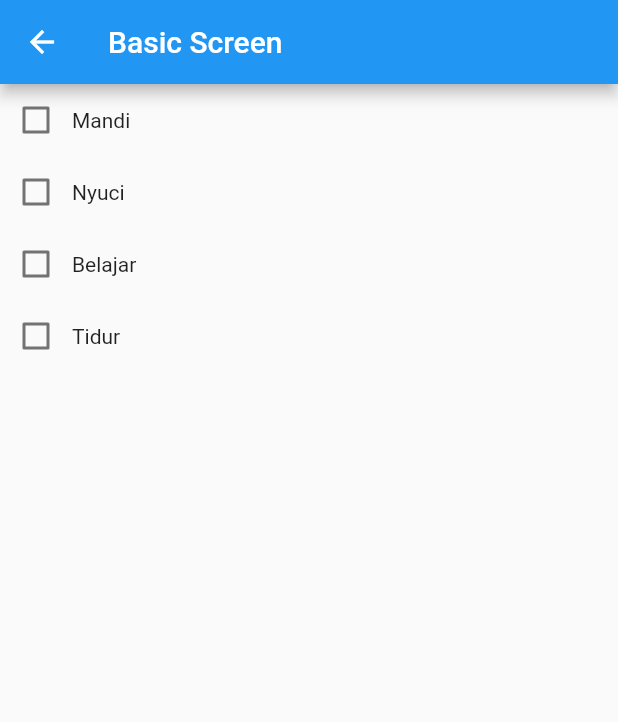
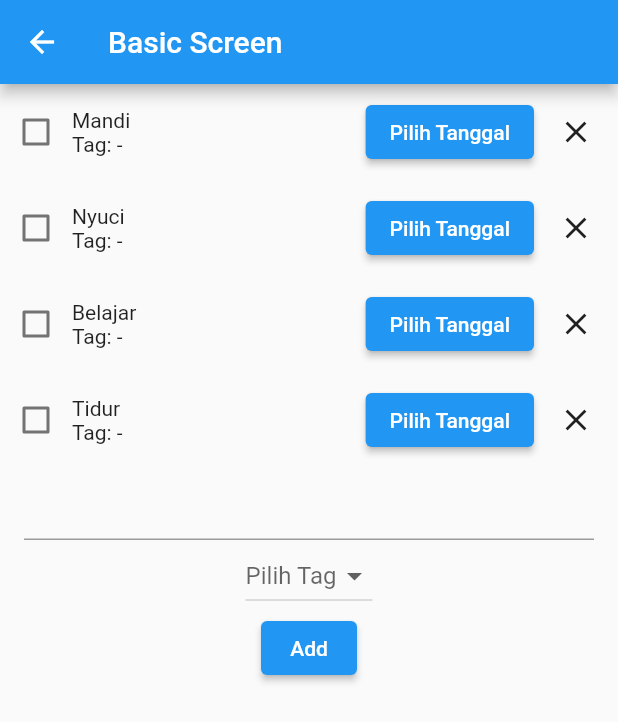
Before and after one commit to ipls/flutter, a Flutter app: the BasicScreen screen opened directly, on a phone screen of 412 x 824 dp. Shown: the top 722 px of the screen. Run offline on Flutter 3.47's test engine with Material 2 defaults, Android fonts, the phone set to English and light mode, and no system bars; our stand-ins replace shared_preferences; accounts and stored records are empty.

```diff
--- a/lib/basic_screen.dart
+++ b/lib/basic_screen.dart
@@ -1,5 +1,14 @@
 import 'package:flutter/material.dart';
 import 'model/ToDo.dart';
+import 'package:intl/intl.dart/';
+import 'package:belajar_no1/edit_item_screen.dart';
+import 'package:belajar_no1/presentation/widgets/tag_dropdown_button.dart';
+
+const tagDropdownValues = [
+  "Chores",
+  "Fitness",
+  "Study",
+];
 
 class BasicScreen extends StatefulWidget {
   const BasicScreen({Key? key}) : super(key: key);
@@ -30,32 +39,121 @@ class _BasicScreenState extends State<BasicScreen> {
     ToDo(false,"Belajar"),
     ToDo(false,"Tidur"),
   ];
+  var inputController = TextEditingController();
+  var selectedTag;
 
-  List<Widget> widgetTodo(){
-    var listOfToDos = <Widget>[];
-    for(var i = 0; i < listTodo.length; i++){
-      listOfToDos.add(Row(
-        children: [
-          Checkbox(value: listTodo[i].isDone, onChanged: (val) {
-            setState(() {
-              listTodo[i].isDone = !listTodo[i].isDone;
-            });
-          }),
-          Text(listTodo[i].task),
-        ],
-      ),);
-    }
-    return listOfToDos;
-  }
+  // List<Widget> widgetTodo(){
+  //   var listOfToDos = <Widget>[];
+  //   for(var i = 0; i < listTodo.length; i++){
+  //     listOfToDos.add(Row(
+  //       children: [
+  //         Checkbox(value: listTodo[i].isDone, onChanged: (val) {
+  //           setState(() {
+  //             listTodo[i].isDone = !listTodo[i].isDone;
+  //           });
+  //         }),
+  //         Text(listTodo[i].task),
+  //       ],
+  //     ),);
+  //   }
+  //   return listOfToDos;
+  // }
 
   @override
   Widget build(BuildContext context) {
     return Scaffold(
-      appBar: AppBar(title: Text("Basic Screen"),),
-      body: Center(
-        child: Column(children: widgetTodo()
-        ,),
-      )
-    );
+      appBar: AppBar
+        (title: Text("Basic Screen"),
+      ),
+      body: SingleChildScrollView(
+        child: Center(
+          child: Column(
+            children: [
+              ListView.builder(
+                  physics: const NeverScrollableScrollPhysics(),
+                  scrollDirection: Axis.vertical,
+                  shrinkWrap: true,
+                  itemCount: listTodo.length,
+                  itemBuilder: (context, index){
+                    return Container(
+                      margin: EdgeInsets.symmetric(vertical:8),
+                      child: Row(
+                        children: [
+                          Checkbox(
+                              value: listTodo[index].isDone,
+                              onChanged: (val){
+                                setState(() {
+                                  listTodo[index].isDone = !listTodo[index].isDone;
+                                });
+                              }),
+                          Expanded(child: GestureDetector(
+                              onTap:() async {
+                                var newValue = await Navigator.of(context).push(
+                                  MaterialPageRoute(builder: (context) => EditItemScreen(listTodo[index]),
+                                  )
+                                );
+                                setState(() {
+                                  listTodo[index].task = newValue;
+                                });
+                              },
+                              child: Column(
+                                crossAxisAlignment: CrossAxisAlignment.start,
+                                children: [
+                                  Text(listTodo[index].task),
+                                  Text("Tag: ${listTodo[index].tag ?? "-"}"),
+                                ],
+                              ))),
+                          ElevatedButton(onPressed: () async {
+                            var theDate = await showDatePicker(context: context, initialDate: DateTime.now(), firstDate: DateTime(2020), lastDate: DateTime(2050));
+                            var theTime = await showTimePicker(context: context, initialTime: TimeOfDay.fromDateTime(DateTime.now()));
+                            var nonNullDate = theDate ?? DateTime.now();
+                            var nonNullTime = theTime ?? TimeOfDay.fromDateTime(DateTime.now());
+                            var dateWithTime = DateTime(nonNullDate.year,nonNullDate.month,nonNullDate.day,nonNullTime.hour, nonNullTime.minute);
+                            setState(() {
+                              listTodo[index].jadwal = dateWithTime;
+                            });
+                          },
+                              child: Text((listTodo[index].jadwal == null ? "Pilih Tanggal" : DateFormat("dd - MMM - yyyy \nHH:mm").format(listTodo[index].jadwal ?? DateTime.now())).toString() )),
+                          Container(
+                            margin: const EdgeInsets.only(right: 16, left: 16),
+                            child: GestureDetector(
+                              onTap: (){
+                                setState(() {
+                                  listTodo.removeAt(index);
+                                });
+                              },
+                              child: Icon(Icons.clear)),
+                          )
+                        ],
+                      ),
+                    );
+                  }),
+              Container(
+                margin: const EdgeInsets.symmetric(horizontal: 16),
+                child: Column(
+                  children: [
+                    TextFormField(
+                      controller: inputController,),
+                        TagDropdownButton(selectedTag,
+                        callbackSetState: (valueFromInternal){
+                          setState(() {
+                            selectedTag = valueFromInternal;
+                          });
+                          },),
+                        ElevatedButton(onPressed: (){
+                          setState(() {
+                            listTodo.add(ToDo(false,inputController.text));
+                            inputController.text = "";
+                            selectedTag = null;
+                            print("selectedTag $selectedTag");
+                          });
+                        }, child: Text("Add"))
+                        ],
+                    )),
+                  ],
+                ),
+              ),
+            ),
+          );
   }
 }
--- a/lib/model/ToDo.dart
+++ b/lib/model/ToDo.dart
@@ -1,5 +1,7 @@
 class ToDo {
   bool isDone;
   String task;
-  ToDo(this.isDone,this.task);
+  String? tag;
+  DateTime? jadwal;
+  ToDo(this.isDone,this.task,{this.tag, this.jadwal});
 }
--- /dev/null
+++ b/lib/presentation/widgets/tag_dropdown_button.dart
@@ -0,0 +1,34 @@
+import 'package:flutter/material.dart';
+
+class TagDropdownButton extends StatefulWidget {
+  String? selectedTag;
+  void Function(String?)? callbackSetState;
+  TagDropdownButton(this.selectedTag, {this.callbackSetState, Key? key}) : super(key: key);
+
+  @override
+  _TagDropdownButtonState createState() => _TagDropdownButtonState();
+}
+
+class _TagDropdownButtonState extends State<TagDropdownButton> {
+  @override
+  Widget build(BuildContext context) {
+    return DropdownButton(
+        value: widget.selectedTag,
+        hint: Text("Pilih Tag"),
+        items: const [
+          DropdownMenuItem(child: Text("Chores"),value: "Chores",),
+          DropdownMenuItem(child: Text("Fitness"),value: "Fitness",),
+          DropdownMenuItem(child: Text("Study"),value: "Study",),
+        ],
+        onChanged: (value){
+          setState(() {
+            widget.selectedTag = value;
+            if(widget.callbackSetState != null) {
+              widget.callbackSetState!(value);
+            }
+          });
+        }
+
+    );
+  }
+}
--- a/pubspec.yaml
+++ b/pubspec.yaml
@@ -32,7 +32,7 @@ dependencies:
   flutter:
     sdk: flutter
   shared_preferences: ^2.0.17
-
+  intl: ^0.18.0
 
   # The following adds the Cupertino Icons font to your application.
   # Use with the CupertinoIcons class for iOS style icons.
```
Also changed, not shown: lib/edit_item_screen.dart (added, +55 -0 lines), pubspec.lock.
